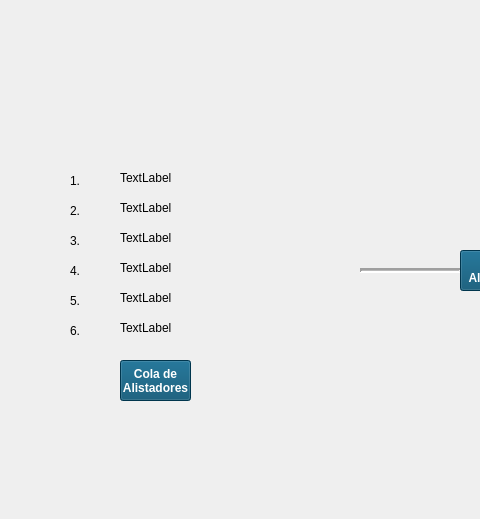
javialroro/Proyecto1_ED, file untitled/mainwindow.ui: the form before one commit; both pictures show x 760 to 1240 and y 250 to 769 of the 1522 by 769 pixel window.
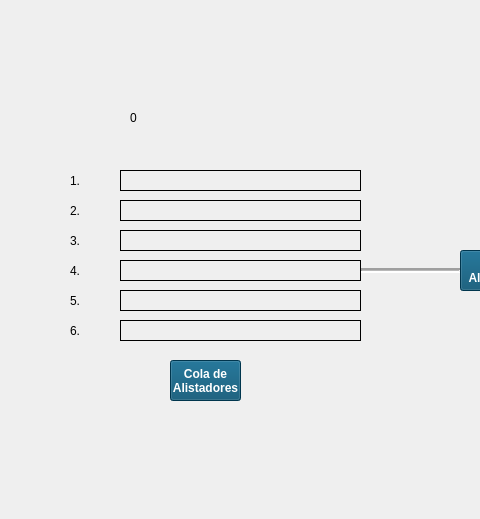
The form after the commit. Icons and pictures are not drawn.

```diff
--- a/untitled/mainwindow.ui
+++ b/untitled/mainwindow.ui
@@ -1216,7 +1216,7 @@
    <widget class="QLabel" name="lblAlmacen">
     <property name="geometry">
      <rect>
-      <x>910</x>
+      <x>920</x>
       <y>310</y>
       <width>91</width>
       <height>81</height>
@@ -1886,7 +1886,7 @@
    <widget class="QPushButton" name="btnColaDeAlistadores">
     <property name="geometry">
      <rect>
-      <x>880</x>
+      <x>930</x>
       <y>610</y>
       <width>71</width>
       <height>41</height>
@@ -1926,11 +1926,14 @@
       <x>880</x>
       <y>420</y>
       <width>241</width>
-      <height>16</height>
+      <height>21</height>
      </rect>
     </property>
+    <property name="styleSheet">
+     <string notr="true">border: 1px solid black;</string>
+    </property>
     <property name="text">
-     <string>TextLabel</string>
+     <string/>
     </property>
    </widget>
    <widget class="QLabel" name="lblMostrarPedidoAlistador2">
@@ -1939,11 +1942,14 @@
       <x>880</x>
       <y>450</y>
       <width>241</width>
-      <height>16</height>
+      <height>21</height>
      </rect>
     </property>
+    <property name="styleSheet">
+     <string notr="true">border: 1px solid black;</string>
+    </property>
     <property name="text">
-     <string>TextLabel</string>
+     <string/>
     </property>
    </widget>
    <widget class="QLabel" name="lblMostrarPedidoAlistador3">
@@ -1952,11 +1958,14 @@
       <x>880</x>
       <y>480</y>
       <width>241</width>
-      <height>16</height>
+      <height>21</height>
      </rect>
     </property>
+    <property name="styleSheet">
+     <string notr="true">border: 1px solid black;</string>
+    </property>
     <property name="text">
-     <string>TextLabel</string>
+     <string/>
     </property>
    </widget>
    <widget class="QLabel" name="lblMostrarPedidoAlistador4">
@@ -1965,11 +1974,14 @@
       <x>880</x>
       <y>510</y>
       <width>241</width>
-      <height>16</height>
+      <height>21</height>
      </rect>
     </property>
+    <property name="styleSheet">
+     <string notr="true">border: 1px solid black;</string>
+    </property>
     <property name="text">
-     <string>TextLabel</string>
+     <string/>
     </property>
    </widget>
    <widget class="QLabel" name="lblMostrarPedidoAlistador5">
@@ -1978,11 +1990,14 @@
       <x>880</x>
       <y>540</y>
       <width>241</width>
-      <height>16</height>
+      <height>21</height>
      </rect>
     </property>
+    <property name="styleSheet">
+     <string notr="true">border: 1px solid black;</string>
+    </property>
     <property name="text">
-     <string>TextLabel</string>
+     <string/>
     </property>
    </widget>
    <widget class="QLabel" name="lblMostrarPedidoAlistador6">
@@ -1991,11 +2006,14 @@
       <x>880</x>
       <y>570</y>
       <width>241</width>
-      <height>16</height>
+      <height>21</height>
      </rect>
     </property>
+    <property name="styleSheet">
+     <string notr="true">border: 1px solid black;</string>
+    </property>
     <property name="text">
-     <string>TextLabel</string>
+     <string/>
     </property>
    </widget>
    <widget class="QLabel" name="lblMostrarFabricandoB">
@@ -2115,6 +2133,66 @@
      <string>0</string>
     </property>
    </widget>
+   <widget class="QPushButton" name="btnDetenerBodega">
+    <property name="geometry">
+     <rect>
+      <x>880</x>
+      <y>330</y>
+      <width>21</width>
+      <height>21</height>
+     </rect>
+    </property>
+    <property name="cursor">
+     <cursorShape>PointingHandCursor</cursorShape>
+    </property>
+    <property name="styleSheet">
+     <string notr="true">background-color: white;
+font: 700 9pt &quot;Segoe UI&quot;;
+color: white;</string>
+    </property>
+    <property name="text">
+     <string/>
+    </property>
+    <property name="icon">
+     <iconset>
+      <normaloff>../Imagenes/semaforos.png</normaloff>../Imagenes/semaforos.png</iconset>
+    </property>
+    <property name="iconSize">
+     <size>
+      <width>20</width>
+      <height>20</height>
+     </size>
+    </property>
+    <property name="flat">
+     <bool>true</bool>
+    </property>
+   </widget>
+   <widget class="QLabel" name="lblMostrarActBodega">
+    <property name="geometry">
+     <rect>
+      <x>880</x>
+      <y>290</y>
+      <width>161</width>
+      <height>16</height>
+     </rect>
+    </property>
+    <property name="text">
+     <string/>
+    </property>
+   </widget>
+   <widget class="QLabel" name="lblCantAtendidosBodega">
+    <property name="geometry">
+     <rect>
+      <x>890</x>
+      <y>360</y>
+      <width>16</width>
+      <height>16</height>
+     </rect>
+    </property>
+    <property name="text">
+     <string>0</string>
+    </property>
+   </widget>
    <zorder>lineV08</zorder>
    <zorder>lineV07</zorder>
    <zorder>lblcliente1</zorder>
```
Left out of the diff: 27 changed lines with no effect on the pictures.
